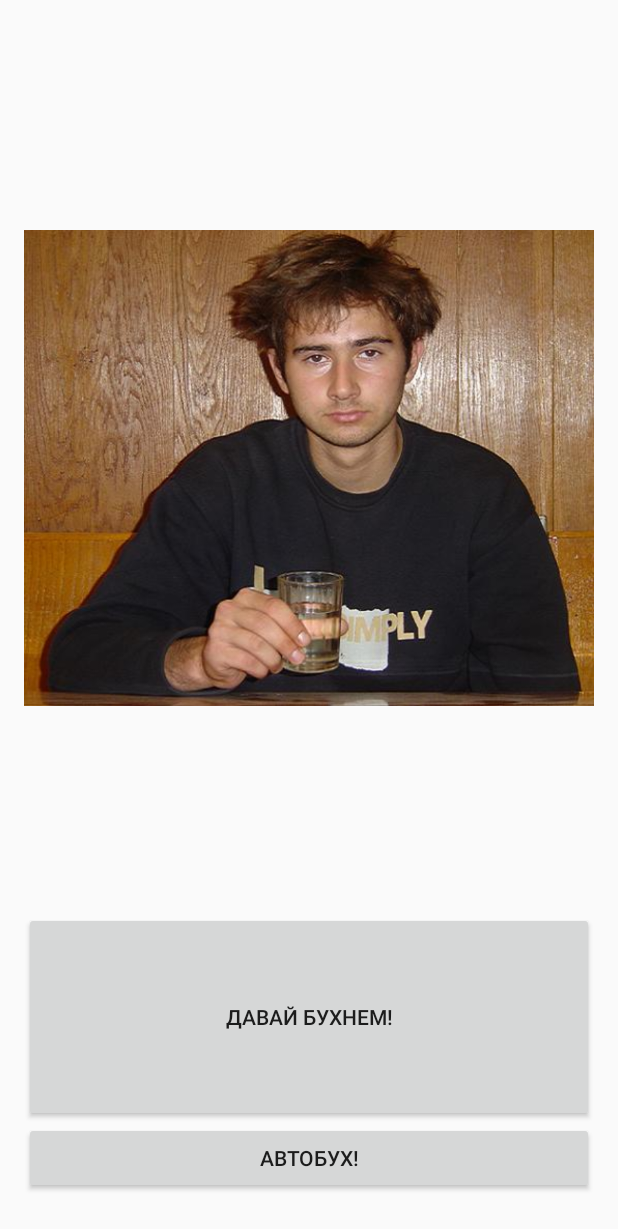
After one commit to booglak/Alco, an Android app: the GameActivity screen opened directly, with no data from a screen before it, on a phone screen of 412 x 824 dp. The commit adds this screen. Shown: the top 1229 px of the screen. Run offline under Robolectric (Android 15) with nearby library versions, the phone set to English and light mode, and no system bars.

Commit message:
GameActivity UI

```diff
--- a/app/src/main/AndroidManifest.xml
+++ b/app/src/main/AndroidManifest.xml
@@ -15,6 +15,7 @@
                 <category android:name="android.intent.category.LAUNCHER" />
             </intent-filter>
         </activity>
+        <activity android:name=".GameActivity"></activity>
     </application>
 
 </manifest>
--- /dev/null
+++ b/app/src/main/java/com/example/igor/alco/GameActivity.java
@@ -0,0 +1,17 @@
+package com.example.igor.alco;
+
+import android.support.v7.app.AppCompatActivity;
+import android.os.Bundle;
+
+public class GameActivity extends AppCompatActivity {
+
+    @Override
+    protected void onCreate(Bundle savedInstanceState) {
+        super.onCreate(savedInstanceState);
+        setContentView(R.layout.activity_game);
+    }
+
+    public void Buhich (){
+
+    }
+}
--- /dev/null
+++ b/app/src/main/res/layout/activity_game.xml
@@ -0,0 +1,36 @@
+<?xml version="1.0" encoding="utf-8"?>
+<LinearLayout xmlns:android="http://schemas.android.com/apk/res/android"
+    xmlns:app="http://schemas.android.com/apk/res-auto"
+    xmlns:tools="http://schemas.android.com/tools"
+    android:id="@+id/activity_game"
+    android:orientation="vertical"
+    android:layout_width="match_parent"
+    android:layout_height="match_parent"
+    android:paddingBottom="@dimen/activity_vertical_margin"
+    android:paddingLeft="@dimen/activity_horizontal_margin"
+    android:paddingRight="@dimen/activity_horizontal_margin"
+    android:paddingTop="@dimen/activity_vertical_margin"
+    tools:context="com.example.igor.alco.GameActivity"
+    android:weightSum="1">
+
+    <ImageView
+        android:layout_width="match_parent"
+        android:layout_height="wrap_content"
+        app:srcCompat="@drawable/first_image"
+        android:id="@+id/imShsh"
+        android:layout_weight="0.56" />
+
+    <Button
+        android:text="@string/btnGoBuhich"
+        android:layout_width="match_parent"
+        android:layout_height="wrap_content"
+        android:id="@+id/btnGoBuhich"
+        android:layout_weight="0.39" />
+
+    <Button
+        android:text="@string/btnAutoBuhich"
+        android:layout_width="match_parent"
+        android:layout_height="wrap_content"
+        android:id="@+id/btnAutoBuhich" />
+
+</LinearLayout>
--- a/app/src/main/res/layout/activity_start.xml
+++ b/app/src/main/res/layout/activity_start.xml
@@ -17,7 +17,8 @@
         android:layout_alignParentTop="true"
         android:layout_alignParentLeft="true"
         android:layout_alignParentStart="true"
-        android:layout_marginTop="68dp">
+        android:layout_marginTop="68dp"
+        android:id="@+id/Alco">
 
         <TextView
             android:text="@string/app_name"
--- a/app/src/main/res/values/strings.xml
+++ b/app/src/main/res/values/strings.xml
@@ -2,4 +2,6 @@
     <string name="app_name">Alco</string>
     <string name="tvStartApp">Start</string>
     <string name="tvExitApp">Exit</string>
+    <string name="btnGoBuhich">Давай бухнем!</string>
+    <string name="btnAutoBuhich">АвтоБух!</string>
 </resources>
```
Also changed, not shown: app/src/main/java/com/example/igor/alco/StartActivity.java (+28 -1 lines).
